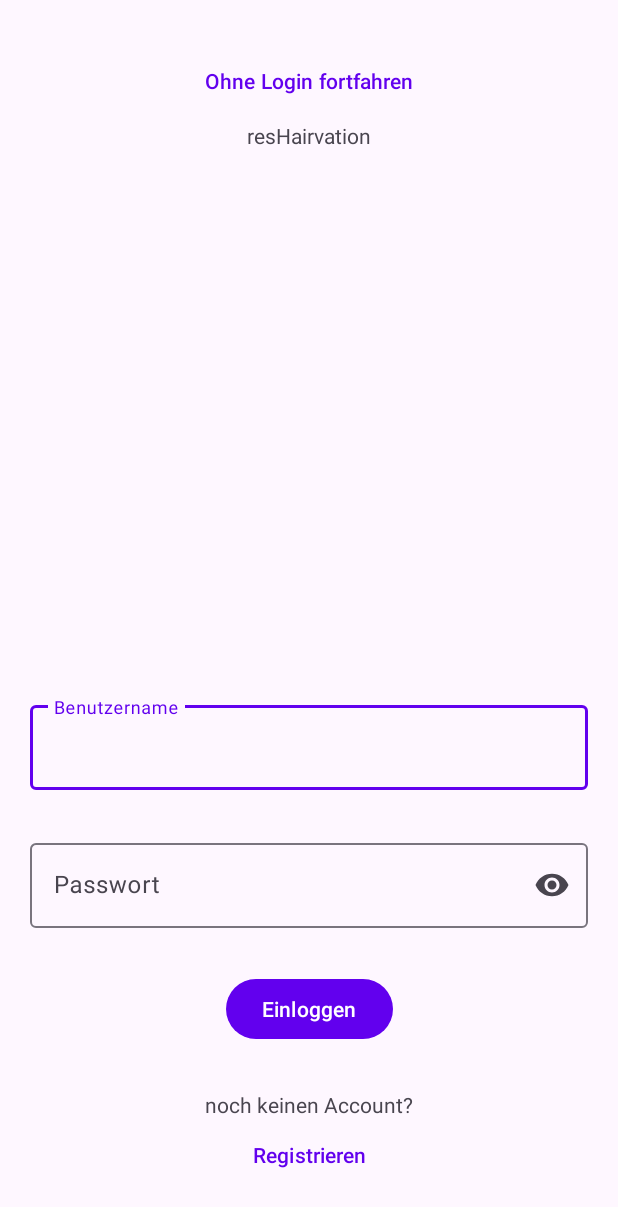
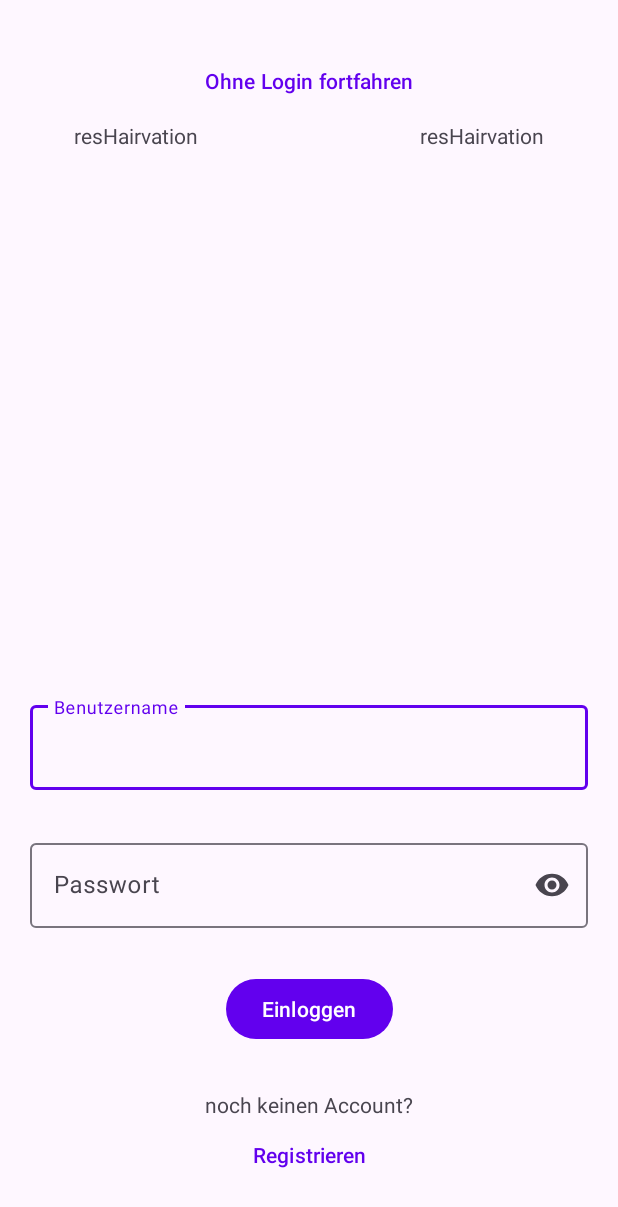
Before and after one commit to alessandlo/CRSFHS, an Android app: the screen it shows after launch (MainActivity), on a phone screen of 412 x 824 dp. Shown: the top 1207 px of the screen. Run offline under Robolectric (Android 15) with nearby library versions, the phone set to English and light mode, and no system bars.

Commit message:
Version 0.0.4 uploaded

```diff
--- a/androidApp/build.gradle.kts
+++ b/androidApp/build.gradle.kts
@@ -24,8 +24,8 @@ android {
 
 dependencies {
     implementation(project(":shared"))
-    implementation("com.google.android.material:material:1.6.0")
-    implementation("androidx.appcompat:appcompat:1.4.1")
+    implementation("com.google.android.material:material:1.6.1")
+    implementation("androidx.appcompat:appcompat:1.4.2")
     implementation("androidx.constraintlayout:constraintlayout:2.1.4")
     implementation ("com.squareup.retrofit2:retrofit:2.9.0")
     implementation ("com.squareup.retrofit2:converter-gson:2.9.0")
--- a/androidApp/src/main/java/com/example/crsfhs/android/api/ApiInterface.kt
+++ b/androidApp/src/main/java/com/example/crsfhs/android/api/ApiInterface.kt
@@ -1,17 +1,27 @@
 package com.example.crsfhs.android.api
 
 import retrofit2.Call
-import retrofit2.http.Body
-import retrofit2.http.GET
-import retrofit2.http.Headers
-import retrofit2.http.POST
+import retrofit2.http.*
 
 interface ApiInterface {
-    @Headers("x-api-key:4d170add2dd0bba92c8771c1598ca62b4e6b8")
-    @GET("users")
-    fun getUsers(): Call<List<UserItem>>
+    @Headers(
+        "X-API-Key:a0a1f9b4_2cTPcAgSHEb8ZtmiRBHx5TbRPyniXU2R",
+        "Content-Type: application/json"
+    )
+    @GET("users/items/{key}")
+    fun getUser(@Path("key") userKey: String): Call<UserDetails>
 
-    @Headers("x-api-key:4d170add2dd0bba92c8771c1598ca62b4e6b8")
-    @POST("users")
+    @Headers(
+        "X-API-Key:a0a1f9b4_2cTPcAgSHEb8ZtmiRBHx5TbRPyniXU2R",
+        "Content-Type: application/json"
+    )
+    @POST("users/query")
+    fun getUsers(): Call<UserList>
+
+    @Headers(
+        "X-API-Key:a0a1f9b4_2cTPcAgSHEb8ZtmiRBHx5TbRPyniXU2R",
+        "Content-Type: application/json"
+    )
+    @POST("users/items")
     fun storeUser(@Body userItem: UserItem): Call<UserItem>
 }
--- a/androidApp/src/main/res/layout/activity_main.xml
+++ b/androidApp/src/main/res/layout/activity_main.xml
@@ -24,6 +24,19 @@
         android:text="@string/appName"
         app:layout_constraintBottom_toBottomOf="parent"
         app:layout_constraintEnd_toEndOf="parent"
+        app:layout_constraintHorizontal_bias="0.15"
+        app:layout_constraintStart_toStartOf="parent"
+        app:layout_constraintTop_toTopOf="parent"
+        app:layout_constraintVertical_bias="0.1" />
+
+    <com.google.android.material.textview.MaterialTextView
+        android:id="@+id/dataView2"
+        android:layout_width="wrap_content"
+        android:layout_height="wrap_content"
+        android:text="@string/appName"
+        app:layout_constraintBottom_toBottomOf="parent"
+        app:layout_constraintEnd_toEndOf="parent"
+        app:layout_constraintHorizontal_bias="0.85"
         app:layout_constraintStart_toStartOf="parent"
         app:layout_constraintTop_toTopOf="parent"
         app:layout_constraintVertical_bias="0.1" />
--- a/androidApp/src/main/res/layout/activity_register.xml
+++ b/androidApp/src/main/res/layout/activity_register.xml
@@ -12,7 +12,6 @@
         android:layout_height="wrap_content"
         android:layout_marginHorizontal="20dp"
         android:layout_marginBottom="30dp"
-        app:helperText="@string/required"
         app:layout_constraintBottom_toTopOf="@id/firstnameContainer"
         app:layout_constraintEnd_toEndOf="parent"
         app:layout_constraintStart_toStartOf="parent">
@@ -31,7 +30,6 @@
         android:layout_height="wrap_content"
         android:layout_marginHorizontal="20dp"
         android:layout_marginBottom="30dp"
-        app:helperText="@string/required"
         app:layout_constraintBottom_toTopOf="@+id/lastnameContainer"
         app:layout_constraintEnd_toEndOf="parent"
         app:layout_constraintStart_toStartOf="parent">
@@ -50,7 +48,6 @@
         android:layout_height="wrap_content"
         android:layout_marginHorizontal="20dp"
         android:layout_marginBottom="30dp"
-        app:helperText="@string/required"
         app:layout_constraintBottom_toTopOf="@+id/emailContainer"
         app:layout_constraintEnd_toEndOf="parent"
         app:layout_constraintStart_toStartOf="parent">
@@ -69,7 +66,6 @@
         android:layout_height="wrap_content"
         android:layout_marginHorizontal="20dp"
         android:layout_marginBottom="30dp"
-        app:helperText="@string/required"
         app:layout_constraintBottom_toTopOf="@+id/passwordContainer"
         app:layout_constraintEnd_toEndOf="parent"
         app:layout_constraintStart_toStartOf="parent">
@@ -89,7 +85,6 @@
         android:layout_marginHorizontal="20dp"
         android:layout_marginBottom="30dp"
         app:endIconMode="password_toggle"
-        app:helperText="@string/required"
         app:layout_constraintBottom_toTopOf="@+id/registerButton"
         app:layout_constraintEnd_toEndOf="parent"
         app:layout_constraintStart_toStartOf="parent">
```
Also changed, not shown: androidApp/src/main/java/com/example/crsfhs/android/MainActivity.kt (+12 -10 lines), androidApp/src/main/java/com/example/crsfhs/android/Register.kt (+157 -100 lines), androidApp/src/main/java/com/example/crsfhs/android/Validation.kt (added, +39 -0 lines), androidApp/src/main/java/com/example/crsfhs/android/api/User.kt (+16 -1 lines), androidApp/src/main/java/com/example/crsfhs/android/api/UserItem.kt (deleted, +0 -11 lines), 1 other file.
